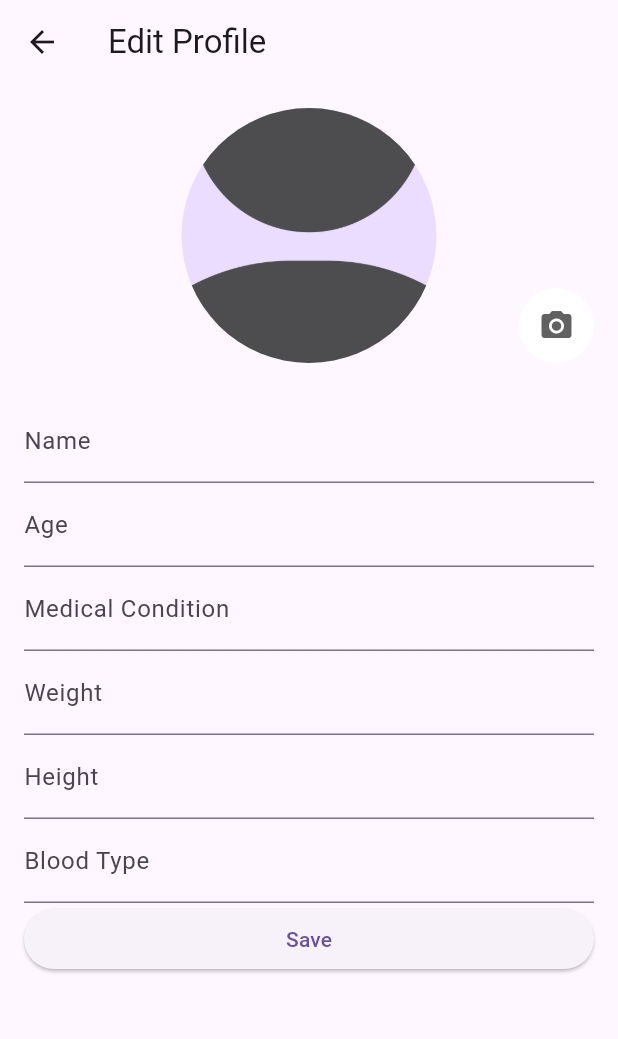
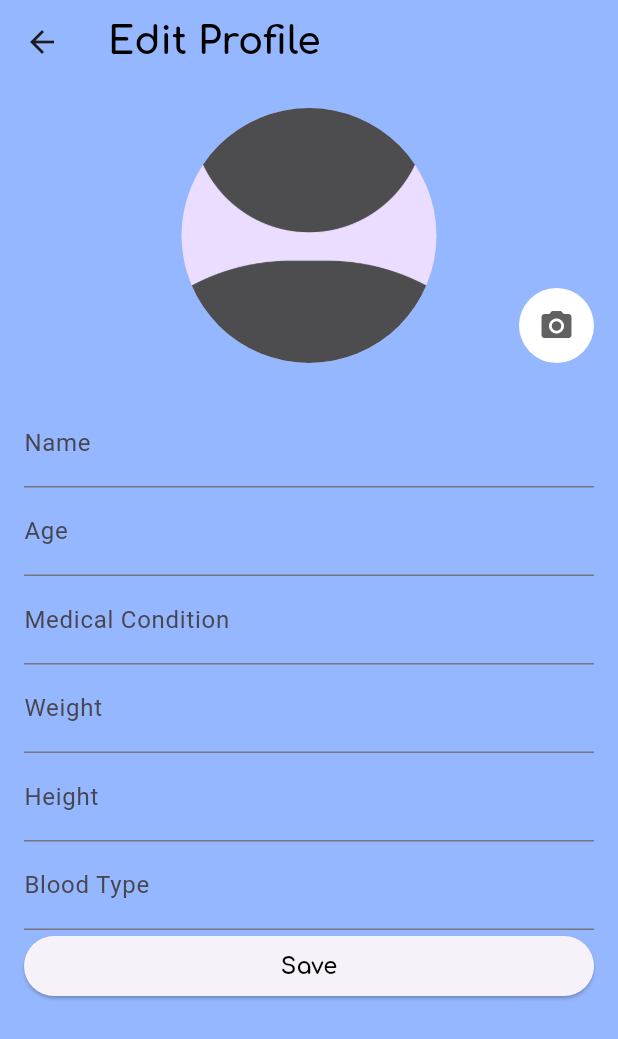
Before and after one commit to punnatornsup/kayin-application-group17-section2, a Flutter app: the ProfileScreen screen opened directly, after a tap on "Edit", on a phone screen of 412 x 824 dp. Shown: the top 1039 px of the screen. Run offline on Flutter 3.47's test engine with Material 3 defaults, Android fonts, the phone set to English and light mode, and no system bars; our stand-ins replace image_picker.

Commit message:
Change normal font to Comfortaa (01)

```diff
--- a/lib/Screen/EditProfileScreen.dart
+++ b/lib/Screen/EditProfileScreen.dart
@@ -81,8 +81,15 @@ class _EditProfileScreenState extends State<EditProfileScreen> {
   @override
   Widget build(BuildContext context) {
     return Scaffold(
+      backgroundColor: Color.fromARGB(255, 149, 183, 255),
       appBar: AppBar(
-        title: Text('Edit Profile'),
+        backgroundColor: Color.fromARGB(255, 149, 183, 255),
+        title: Text('Edit Profile',
+            style: TextStyle(
+                fontSize: 25,
+                fontWeight: FontWeight.bold,
+                fontFamily: 'Comfortaa',
+                color: Colors.black)),
       ),
       body: ListView(
         padding: EdgeInsets.all(16.0),
@@ -107,32 +114,104 @@ class _EditProfileScreenState extends State<EditProfileScreen> {
                   24), // Give some space between the image and the text fields
           TextField(
             controller: _nameController,
-            decoration: InputDecoration(labelText: 'Name'),
+            style: TextStyle(
+                fontSize: 18,
+                fontWeight: FontWeight.bold,
+                fontFamily: 'Comfortaa',
+                color: Colors.black),
+            decoration: InputDecoration(
+                labelText: 'Name',
+                floatingLabelStyle: TextStyle(
+                    fontSize: 15,
+                    fontWeight: FontWeight.bold,
+                    fontFamily: 'Comfortaa',
+                    color: Colors.black)),
           ),
           TextField(
             controller: _ageController,
-            decoration: InputDecoration(labelText: 'Age'),
+            style: TextStyle(
+                fontSize: 18,
+                fontWeight: FontWeight.bold,
+                fontFamily: 'Comfortaa',
+                color: Colors.black),
+            decoration: InputDecoration(
+                labelText: 'Age',
+                floatingLabelStyle: TextStyle(
+                    fontSize: 15,
+                    fontWeight: FontWeight.bold,
+                    fontFamily: 'Comfortaa',
+                    color: Colors.black)),
           ),
           TextField(
             controller: _medicalConditionController,
-            decoration: InputDecoration(labelText: 'Medical Condition'),
+            style: TextStyle(
+                fontSize: 18,
+                fontWeight: FontWeight.bold,
+                fontFamily: 'Comfortaa',
+                color: Colors.black),
+            decoration: InputDecoration(
+                labelText: 'Medical Condition',
+                floatingLabelStyle: TextStyle(
+                    fontSize: 15,
+                    fontWeight: FontWeight.bold,
+                    fontFamily: 'Comfortaa',
+                    color: Colors.black)),
           ),
           TextField(
             controller: _weightController,
-            decoration: InputDecoration(labelText: 'Weight'),
+            style: TextStyle(
+                fontSize: 18,
+                fontWeight: FontWeight.bold,
+                fontFamily: 'Comfortaa',
+                color: Colors.black),
+            decoration: InputDecoration(
+                labelText: 'Weight',
+                floatingLabelStyle: TextStyle(
+                    fontSize: 15,
+                    fontWeight: FontWeight.bold,
+                    fontFamily: 'Comfortaa',
+                    color: Colors.black)),
           ),
           TextField(
             controller: _heightController,
-            decoration: InputDecoration(labelText: 'Height'),
+            style: TextStyle(
+                fontSize: 18,
+                fontWeight: FontWeight.bold,
+                fontFamily: 'Comfortaa',
+                color: Colors.black),
+            decoration: InputDecoration(
+                labelText: 'Height',
+                floatingLabelStyle: TextStyle(
+                    fontSize: 15,
+                    fontWeight: FontWeight.bold,
+                    fontFamily: 'Comfortaa',
+                    color: Colors.black)),
           ),
           TextField(
             controller: _bloodTypeController,
-            decoration: InputDecoration(labelText: 'Blood Type'),
+            style: TextStyle(
+                fontSize: 18,
+                fontWeight: FontWeight.bold,
+                fontFamily: 'Comfortaa',
+                color: Colors.black),
+            decoration: InputDecoration(
+                labelText: 'Blood Type',
+                floatingLabelStyle: TextStyle(
+                    fontSize: 15,
+                    fontWeight: FontWeight.bold,
+                    fontFamily: 'Comfortaa',
+                    color: Colors.black)),
           ),
           ElevatedButton(
             onPressed: _saveProfile,
-            child: Text('Save'),
-          ),
+            child: Text(
+              'Save',
+              style: TextStyle(
+                  fontSize: 15,
+                  fontWeight: FontWeight.bold,
+                  fontFamily: "Comfortaa",
+                  color: Colors.black),
+            ),)
         ],
       ),
     );
--- a/lib/Screen/HomeScreen.dart
+++ b/lib/Screen/HomeScreen.dart
@@ -1,6 +1,5 @@
-import 'package:firebase_auth/firebase_auth.dart';
+
 import 'package:flutter/material.dart';
-import 'HomeScreen.dart';
 import 'ProfileScreen.dart';
 import 'InformationScreen.dart';
 
@@ -34,8 +33,7 @@ class _HomeScreenState extends State<HomeScreen> {
               children: <Widget>[
                 Text(
                   'Add Pills',
-                  style: TextStyle(fontSize: 24, fontWeight: FontWeight.bold),
-                ),
+                  style: TextStyle(fontSize: 25, fontWeight: FontWeight.bold,fontFamily: 'Comfortaa',color: Colors.white)),
                 SizedBox(height: 20), // For spacing
                 // ... your text fields and other inputs ...
                 SizedBox(
@@ -98,10 +96,7 @@ class _HomeScreenState extends State<HomeScreen> {
       appBar: AppBar(
         backgroundColor: Color.fromARGB(255, 149, 183, 255),
         title: Text('My pill',
-            style: TextStyle(
-                fontSize: 25,
-                fontWeight: FontWeight.bold,
-                color: Colors.white)),
+            style: TextStyle(fontSize: 25, fontWeight: FontWeight.bold,fontFamily: 'Comfortaa',color: Colors.white)),
         actions: <Widget>[
           IconButton(
             icon: Icon(Icons.info_outline),
--- a/lib/Screen/InformationScreen.dart
+++ b/lib/Screen/InformationScreen.dart
@@ -28,14 +28,14 @@ class InformationScreen extends StatelessWidget {
         child: Column(
           children: <Widget>[
             Container(
-              padding: EdgeInsets.all(16), // Added some padding for layout
+              padding: EdgeInsets.all(30), // Added some padding for layout
               alignment: Alignment.center,
               child: Column(
                 mainAxisAlignment: MainAxisAlignment.center,
                 children: <Widget>[
-                  Text('Information', style: TextStyle(fontSize: 25, fontWeight: FontWeight.bold, color: Colors.white)),
-                  Text('KAYIN', style: TextStyle(fontSize: 50, fontWeight: FontWeight.bold, color: Colors.white)),
-                  Text('created by', style: TextStyle(fontSize: 25, fontWeight: FontWeight.bold, color: Colors.white)),
+                  Text('Information', style: TextStyle(fontSize: 35, fontWeight: FontWeight.bold,fontFamily: 'Comfortaa',color: Colors.white)),
+                  Text('KAYIN', style: TextStyle(fontSize: 50, fontWeight: FontWeight.bold,fontFamily: 'Comfortaa',color: Colors.white)),
+                  Text('created by', style: TextStyle(fontSize: 30, fontWeight: FontWeight.bold,fontFamily: 'Comfortaa',color: Colors.white)),
                 ],
               ),
             ),
@@ -98,13 +98,21 @@ class ProfileWidget extends StatelessWidget {
     return Column(
       children: <Widget>[
         CircleAvatar(
-          radius: 60,
+          radius: 57,
           backgroundImage: AssetImage(imagePath),
+          // Adding a BoxFit property to ensure the image covers the avatar area
+          child: ClipOval(
+            child: Image.asset(
+              imagePath,
+               // This scales the image uniformly until it fills the avatar space
+            ),
+          ),
         ),
-        SizedBox(height: 10),
-        Text(name, style: TextStyle(fontSize: 20, color: Colors.white)),
-        Text(id, style: TextStyle(fontSize: 16, color: Colors.white)),
+        SizedBox(height: 20),
+        Text(name, style: TextStyle(fontSize: 20, fontWeight: FontWeight.bold,fontFamily: 'Comfortaa',color: Colors.white)),
+        Text(id, style: TextStyle(fontSize: 20, fontWeight: FontWeight.bold,fontFamily: 'Comfortaa',color: Colors.white)),
       ],
     );
   }
+
 }
--- a/lib/Screen/ProfileScreen.dart
+++ b/lib/Screen/ProfileScreen.dart
@@ -38,7 +38,7 @@ class _ProfileScreenState extends State<ProfileScreen> {
         backgroundColor: Color.fromARGB(255, 149, 183, 255),
         appBar: AppBar(
           backgroundColor: Color.fromARGB(255, 149, 183, 255),
-          title: Text('My profile'),
+          title: Text('My profile', style: TextStyle(fontSize: 25, fontWeight: FontWeight.bold,fontFamily: 'Comfortaa',color: Colors.white)),
         ),
         body: Column(
           children: [
@@ -82,8 +82,8 @@ class _ProfileScreenState extends State<ProfileScreen> {
                         });
                       }
                     },
-                    child: Text('Edit'),
-                  ),
+                    child: Text('Edit', style: TextStyle(fontSize: 15, fontWeight: FontWeight.bold, fontFamily: 'Comfortaa', color: Colors.black)),
+                ),
                 ],
               ),
             ),
@@ -120,8 +120,8 @@ class _ProfileScreenState extends State<ProfileScreen> {
       child: Row(
         mainAxisAlignment: MainAxisAlignment.spaceBetween,
         children: [
-          Text(title, style: TextStyle(fontWeight: FontWeight.bold)),
-          Text(value.isNotEmpty ? value : 'Not set'),
+          Text(title, style: TextStyle(fontSize: 15, fontWeight: FontWeight.bold,fontFamily: 'Comfortaa',color: Colors.white)),
+          Text(value.isNotEmpty ? value : 'Not set', style: TextStyle(fontSize: 15, fontWeight: FontWeight.bold, fontFamily: 'Comfortaa', color: Colors.black)),
         ],
       ),
     );
```
